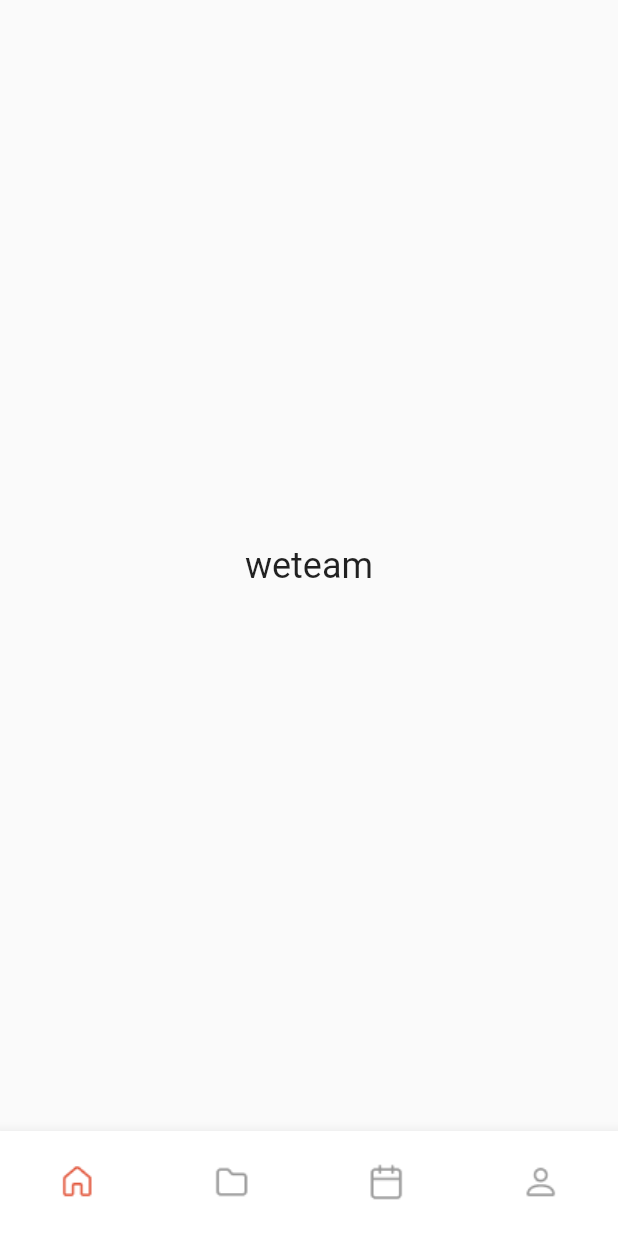
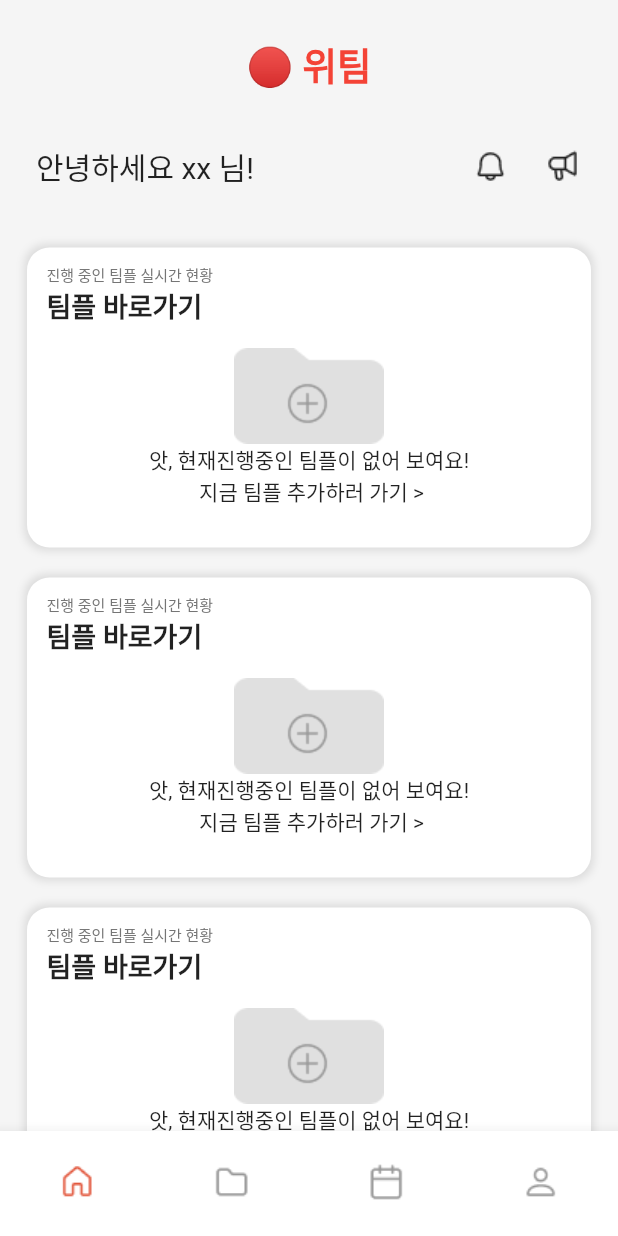
Before and after one commit to dinhoitt/weteam, a Flutter app: the screen it shows after launch, on a phone screen of 412 x 824 dp. Run offline on Flutter 3.47's test engine with Material 2 defaults, Android fonts, the phone set to English and light mode, and no system bars; our stand-ins replace get.

Commit message:
스크린스크롤 + Home 진행중

```diff
--- a/lib/src/app.dart
+++ b/lib/src/app.dart
@@ -11,9 +11,12 @@ class App extends GetView<BottomNavController> {
   @override
   Widget build(BuildContext context) {
     return Obx(
-      () => Scaffold(
-        body: _body(),
-        bottomNavigationBar: _bottom(),
+      () => WillPopScope(
+        onWillPop: controller.popAction,
+        child: Scaffold(
+          body: _body(),
+          bottomNavigationBar: _bottom(),
+        ),
       ),
     );
   }
--- a/lib/src/controller/bottom_nav_controller.dart
+++ b/lib/src/controller/bottom_nav_controller.dart
@@ -28,4 +28,15 @@ class BottomNavController extends GetxController {
     }
     _pageIndex(value);
   }
+
+  Future<bool> popAction() async {
+    //뒤로가기 두 번 해야 종료
+    if (_history.length == 1) {
+      return true;
+    } else {
+      _history.removeLast();
+      _pageIndex(_history.last);
+      return false;
+    }
+  }
 }
--- a/lib/src/view/home.dart
+++ b/lib/src/view/home.dart
@@ -1,19 +1,147 @@
 import 'package:flutter/material.dart';
+import 'package:weteam/src/widget/image_date.dart';
 
 class Home extends StatelessWidget {
   const Home({super.key});
 
   @override
   Widget build(BuildContext context) {
-    return Scaffold(body: _body());
+    return SafeArea(
+      child: Scaffold(
+          backgroundColor: Color(0xFFF5F5F5),
+          body: CustomScrollView(
+            slivers: <Widget>[
+              _body(),
+            ],
+          )),
+    );
   }
 
   Widget _body() {
-    return const Center(
-      child: Text(
-        'weteam',
-        style: TextStyle(fontSize: 24.0),
+    return SliverList.builder(
+      itemCount: 1,
+      itemBuilder: (BuildContext context, int index) {
+        return Padding(
+          padding: const EdgeInsets.all(8.0),
+          child: Column(
+            crossAxisAlignment: CrossAxisAlignment.center,
+            children: [
+              Padding(
+                padding: const EdgeInsets.all(16.0),
+                child: Text(
+                  '🔴 위팀',
+                  style: TextStyle(
+                      fontSize: 25.0,
+                      fontWeight: FontWeight.bold,
+                      color: Colors.red),
+                ),
+              ),
+              Padding(
+                padding: const EdgeInsets.only(
+                    left: 16.0, right: 5.0, top: 10.0, bottom: 10.0),
+                child: Row(
+                  mainAxisAlignment: MainAxisAlignment.spaceBetween,
+                  children: [
+                    Text(
+                      '안녕하세요 xx 님!', //${}
+                      style: TextStyle(fontSize: 20.0),
+                    ),
+                    Row(
+                      children: [
+                        IconButton(
+                          icon: ImageIcon(
+                            AssetImage(ImagePath.bellIcon),
+                          ),
+                          onPressed: () {},
+                        ),
+                        IconButton(
+                          icon: ImageIcon(
+                            AssetImage(ImagePath.icon2Icon),
+                          ),
+                          onPressed: () {},
+                        ),
+                      ],
+                    ),
+                  ],
+                ),
+              ),
+              SizedBox(height: 20),
+              _buildBox1(),
+              SizedBox(
+                height: 20,
+              ),
+              _buildBox1(),
+              SizedBox(
+                height: 20,
+              ),
+              _buildBox1(),
+              SizedBox(
+                height: 20,
+              ),
+              _buildBox1(),
+              SizedBox(
+                height: 20,
+              ),
+              _buildBox1(),
+            ],
+          ),
+        );
+      },
+    );
+  }
+
+  Widget _buildBox1() {
+    return Padding(
+      padding: const EdgeInsets.symmetric(horizontal: 10.0),
+      child: Container(
+        width: double.infinity,
+        height: 200.0,
+        decoration: BoxDecoration(
+          borderRadius: BorderRadius.circular(15.0),
+          color: Colors.white, // Card의 기본 배경색과 동일하게 설정
+          boxShadow: [
+            BoxShadow(
+              color: Colors.black.withOpacity(0.1),
+              blurRadius: 4.0,
+              spreadRadius: 2.0,
+              offset: Offset(0, 0), // 상하좌우에 그림자 적용
+            ),
+          ],
+        ),
+        child: Padding(
+          padding: const EdgeInsets.symmetric(horizontal: 13.0, vertical: 10.0),
+          child: Column(
+            crossAxisAlignment: CrossAxisAlignment.start,
+            children: [
+              Text(
+                '진행 중인 팀플 실시간 현황',
+                style: TextStyle(
+                  fontSize: 10.0,
+                  color: Colors.grey[600],
+                ),
+              ),
+              Text(
+                '팀플 바로가기',
+                style: TextStyle(fontSize: 18.0, fontWeight: FontWeight.bold),
+              ),
+              Padding(
+                padding: const EdgeInsets.only(top: 15.0),
+                child: Center(
+                  child: Image.asset(ImagePath.emptygroup),
+                ),
+              ),
+              Center(
+                child: Text('앗, 현재진행중인 팀플이 없어 보여요! \n 지금 팀플 추가하러 가기 >',
+                    style: TextStyle(), textAlign: TextAlign.center),
+              ),
+            ],
+          ),
+        ),
       ),
     );
   }
+
+  Widget _buildBox2() {
+    return const Column();
+  }
 }
--- a/lib/src/widget/image_date.dart
+++ b/lib/src/widget/image_date.dart
@@ -24,4 +24,7 @@ class ImagePath {
   static String get scheOn => 'assets/images/bot_nav_sche_on.png';
   static String get mypageOff => 'assets/images/bot_nav_mypage_off.png';
   static String get mypageOn => 'assets/images/bot_nav_mypage_on.png';
+  static String get bellIcon => 'assets/images/icon_bell.png';
+  static String get icon2Icon => 'assets/images/icon_2.png';
+  static String get emptygroup => 'assets/images/empty_group.png';
 }
```
Also changed, not shown: assets/images/empty_group.png (added), assets/images/icon_2.png (added), assets/images/icon_bell.png (added), assets/images/splash.png, 5 other files.
